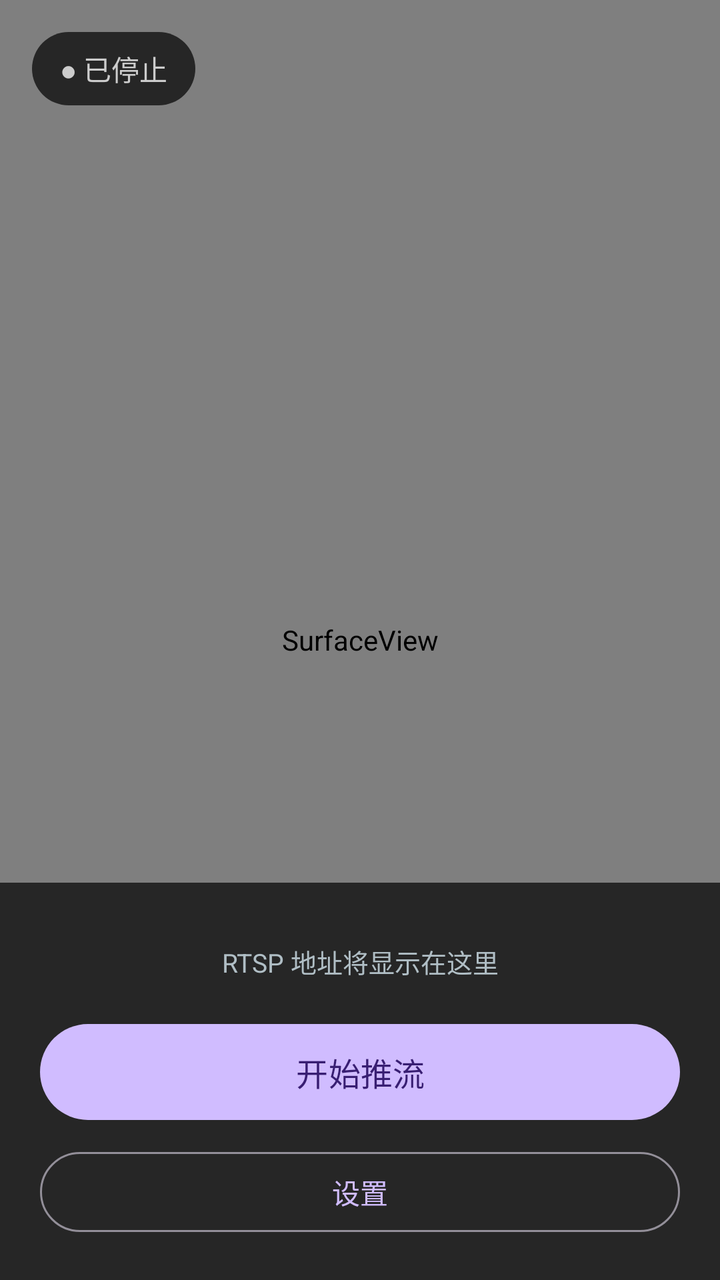
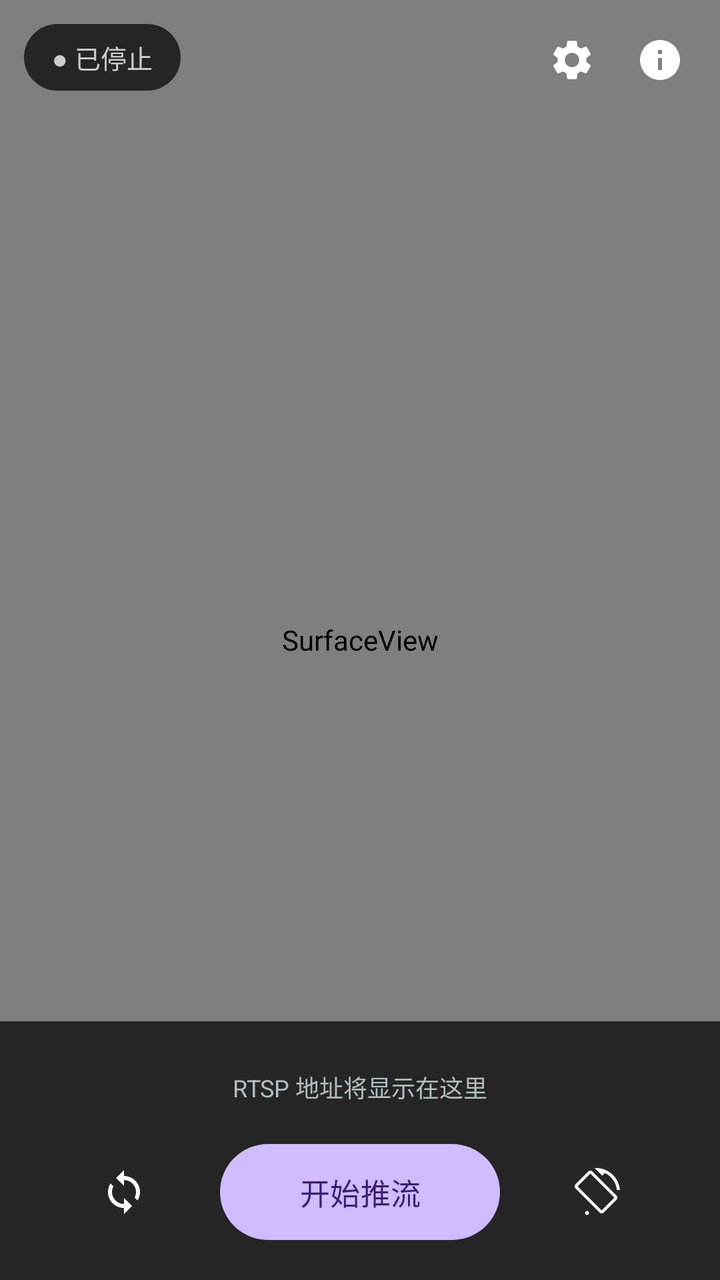

Screens rendered from an Android XML layout before and after an edit, with the pre-edit source and the edit as a unified diff.
<!-- AndroidManifest.xml: application theme Theme.IPCam -->
<!-- res/layout/activity_main.xml -->
<?xml version="1.0" encoding="utf-8"?>
<FrameLayout xmlns:android="http://schemas.android.com/apk/res/android"
    xmlns:app="http://schemas.android.com/apk/res-auto"
    android:layout_width="match_parent"
    android:layout_height="match_parent"
    android:background="#111111">

    <SurfaceView
        android:id="@+id/svPreview"
        android:layout_width="match_parent"
        android:layout_height="match_parent" />

    <TextView
        android:id="@+id/tvStatus"
        android:layout_width="wrap_content"
        android:layout_height="wrap_content"
        android:layout_gravity="top|start"
        android:layout_margin="16dp"
        android:background="@drawable/status_chip_bg"
        android:paddingStart="14dp"
        android:paddingEnd="14dp"
        android:paddingTop="8dp"
        android:paddingBottom="8dp"
        android:text="● 已停止"
        android:textColor="#CCCCCC"
        android:textSize="14sp" />

    <LinearLayout
        android:layout_width="match_parent"
        android:layout_height="wrap_content"
        android:layout_gravity="bottom"
        android:orientation="vertical"
        android:padding="20dp"
        android:background="#CC111111">

        <TextView
            android:id="@+id/tvUrl"
            android:layout_width="match_parent"
            android:layout_height="wrap_content"
            android:gravity="center"
            android:padding="10dp"
            android:text="RTSP 地址将显示在这里"
            android:textColor="#B0BEC5"
            android:textIsSelectable="true"
            android:textSize="13sp" />

        <com.google.android.material.button.MaterialButton
            android:id="@+id/btnToggle"
            android:layout_width="match_parent"
            android:layout_height="56dp"
            android:layout_marginTop="8dp"
            android:text="开始推流"
            android:textSize="16sp"
            app:cornerRadius="28dp" />

        <com.google.android.material.button.MaterialButton
            android:id="@+id/btnSettings"
            style="@style/Widget.Material3.Button.OutlinedButton"
            android:layout_width="match_parent"
            android:layout_height="wrap_content"
            android:layout_marginTop="8dp"
            android:text="设置" />
    </LinearLayout>
</FrameLayout>
<!-- resources referenced by this layout -->
<resources>
  <!-- drawable status_chip_bg (drawable) -->
  <?xml version="1.0" encoding="utf-8"?>
  <shape xmlns:android="http://schemas.android.com/apk/res/android"
      android:shape="rectangle">
      <solid android:color="#B3000000" />
      <corners android:radius="20dp" />
  </shape>
  <style name="Theme.IPCam" parent="Theme.Material3.Dark.NoActionBar" />
</resources>

<!-- the commit's change to res/layout/activity_main.xml (unified diff, before → after) -->
@@ -15,22 +15,48 @@
         android:layout_width="wrap_content"
         android:layout_height="wrap_content"
         android:layout_gravity="top|start"
-        android:layout_margin="16dp"
+        android:layout_margin="12dp"
         android:background="@drawable/status_chip_bg"
         android:paddingStart="14dp"
         android:paddingEnd="14dp"
-        android:paddingTop="8dp"
-        android:paddingBottom="8dp"
+        android:paddingTop="7dp"
+        android:paddingBottom="7dp"
         android:text="● 已停止"
         android:textColor="#CCCCCC"
-        android:textSize="14sp" />
+        android:textSize="13sp" />
+
+    <LinearLayout
+        android:layout_width="wrap_content"
+        android:layout_height="wrap_content"
+        android:layout_gravity="top|end"
+        android:layout_margin="8dp"
+        android:orientation="horizontal">
+
+        <ImageButton
+            android:id="@+id/btnSettings"
+            android:layout_width="44dp"
+            android:layout_height="44dp"
+            android:background="?attr/selectableItemBackgroundBorderless"
+            android:contentDescription="设置"
+            android:padding="11dp"
+            android:src="@drawable/ic_settings" />
+
+        <ImageButton
+            android:id="@+id/btnAbout"
+            android:layout_width="44dp"
+            android:layout_height="44dp"
+            android:background="?attr/selectableItemBackgroundBorderless"
+            android:contentDescription="关于"
+            android:padding="11dp"
+            android:src="@drawable/ic_info" />
+    </LinearLayout>
 
     <LinearLayout
         android:layout_width="match_parent"
         android:layout_height="wrap_content"
         android:layout_gravity="bottom"
         android:orientation="vertical"
-        android:padding="20dp"
+        android:padding="16dp"
         android:background="#CC111111">
 
         <TextView
@@ -38,27 +64,47 @@
             android:layout_width="match_parent"
             android:layout_height="wrap_content"
             android:gravity="center"
-            android:padding="10dp"
+            android:padding="8dp"
             android:text="RTSP 地址将显示在这里"
             android:textColor="#B0BEC5"
             android:textIsSelectable="true"
-            android:textSize="13sp" />
+            android:textSize="12sp" />
 
-        <com.google.android.material.button.MaterialButton
-            android:id="@+id/btnToggle"
-            android:layout_width="match_parent"
-            android:layout_height="56dp"
-            android:layout_marginTop="8dp"
-            android:text="开始推流"
-            android:textSize="16sp"
-            app:cornerRadius="28dp" />
-
-        <com.google.android.material.button.MaterialButton
-            android:id="@+id/btnSettings"
-            style="@style/Widget.Material3.Button.OutlinedButton"
+        <LinearLayout
             android:layout_width="match_parent"
             android:layout_height="wrap_content"
             android:layout_marginTop="8dp"
-            android:text="设置" />
+            android:gravity="center"
+            android:orientation="horizontal">
+
+            <ImageButton
+                android:id="@+id/btnSwitchCamera"
+                android:layout_width="56dp"
+                android:layout_height="56dp"
+                android:background="?attr/selectableItemBackgroundBorderless"
+                android:contentDescription="切换摄像头"
+                android:padding="16dp"
+                android:src="@drawable/ic_switch_camera" />
+
+            <com.google.android.material.button.MaterialButton
+                android:id="@+id/btnToggle"
+                android:layout_width="wrap_content"
+                android:layout_height="56dp"
+                android:layout_marginStart="20dp"
+                android:layout_marginEnd="20dp"
+                android:minWidth="140dp"
+                android:text="开始推流"
+                android:textSize="15sp"
+                app:cornerRadius="28dp" />
+
+            <ImageButton
+                android:id="@+id/btnRotate"
+                android:layout_width="56dp"
+                android:layout_height="56dp"
+                android:background="?attr/selectableItemBackgroundBorderless"
+                android:contentDescription="旋转输出方向"
+                android:padding="16dp"
+                android:src="@drawable/ic_rotate" />
+        </LinearLayout>
     </LinearLayout>
 </FrameLayout>
<!-- resource entries referenced after the edit -->
@@ -1,5 +1,45 @@
 <!-- resources referenced by this layout -->
 <resources>
+  <!-- drawable ic_info (drawable) -->
+  <vector xmlns:android="http://schemas.android.com/apk/res/android"
+      android:width="24dp"
+      android:height="24dp"
+      android:viewportWidth="24"
+      android:viewportHeight="24">
+      <path
+          android:fillColor="#FFFFFF"
+          android:pathData="M12,2C6.48,2 2,6.48 2,12s4.48,10 10,10 10,-4.48 10,-10S17.52,2 12,2zM13,17h-2v-6h2v6zM13,9h-2V7h2v2z" />
+  </vector>
+  <!-- drawable ic_rotate (drawable) -->
+  <vector xmlns:android="http://schemas.android.com/apk/res/android"
+      android:width="24dp"
+      android:height="24dp"
+      android:viewportWidth="24"
+      android:viewportHeight="24">
+      <path
+          android:fillColor="#FFFFFF"
+          android:pathData="M16.48,2.52c3.27,1.55 5.61,4.72 5.97,8.48h1.5C23.44,4.84 18.29,0 12,0l-0.66,0.03 3.81,3.81 1.33,-1.32zM10.23,1.75c-0.59,-0.59 -1.54,-0.59 -2.12,0L1.75,8.11c-0.59,0.59 -0.59,1.54 0,2.12l12.02,12.02c0.59,0.59 1.54,0.59 2.12,0l6.36,-6.36c0.59,-0.59 0.59,-1.54 0,-2.12L10.23,1.75zM14.83,21.19L2.81,9.17l6.36,-6.36 12.02,12.02 -6.36,6.36zM7.52,21.48c-0.55,0 -1,0.45 -1,1s0.45,1 1,1 1,-0.45 1,-1 -0.45,-1 -1,-1z" />
+  </vector>
+  <!-- drawable ic_settings (drawable) -->
+  <vector xmlns:android="http://schemas.android.com/apk/res/android"
+      android:width="24dp"
+      android:height="24dp"
+      android:viewportWidth="24"
+      android:viewportHeight="24">
+      <path
+          android:fillColor="#FFFFFF"
+          android:pathData="M19.14,12.94c0.04,-0.3 0.06,-0.61 0.06,-0.94c0,-0.32 -0.02,-0.64 -0.07,-0.94l2.03,-1.58c0.18,-0.14 0.23,-0.41 0.12,-0.61l-1.92,-3.32c-0.12,-0.22 -0.37,-0.29 -0.59,-0.22l-2.39,0.96c-0.5,-0.38 -1.03,-0.7 -1.62,-0.94L14.4,2.81c-0.04,-0.24 -0.24,-0.41 -0.48,-0.41h-3.84c-0.24,0 -0.43,0.17 -0.47,0.41L9.25,5.35C8.66,5.59 8.12,5.92 7.63,6.29L5.24,5.33c-0.22,-0.08 -0.47,0 -0.59,0.22L2.74,8.87C2.62,9.08 2.66,9.34 2.86,9.48l2.03,1.58C4.84,11.36 4.8,11.69 4.8,12s0.02,0.64 0.07,0.94l-2.03,1.58c-0.18,0.14 -0.23,0.41 -0.12,0.61l1.92,3.32c0.12,0.22 0.37,0.29 0.59,0.22l2.39,-0.96c0.5,0.38 1.03,0.7 1.62,0.94l0.36,2.54c0.05,0.24 0.24,0.41 0.48,0.41h3.84c0.24,0 0.44,-0.17 0.47,-0.41l0.36,-2.54c0.59,-0.24 1.13,-0.56 1.62,-0.94l2.39,0.96c0.22,0.08 0.47,0 0.59,-0.22l1.92,-3.32c0.12,-0.22 0.07,-0.47 -0.12,-0.61L19.14,12.94zM12,15.6c-1.98,0 -3.6,-1.62 -3.6,-3.6s1.62,-3.6 3.6,-3.6s3.6,1.62 3.6,3.6S13.98,15.6 12,15.6z" />
+  </vector>
+  <!-- drawable ic_switch_camera (drawable) -->
+  <vector xmlns:android="http://schemas.android.com/apk/res/android"
+      android:width="24dp"
+      android:height="24dp"
+      android:viewportWidth="24"
+      android:viewportHeight="24">
+      <path
+          android:fillColor="#FFFFFF"
+          android:pathData="M12,4V1L8,5l4,4V6c3.31,0 6,2.69 6,6 0,1.01 -0.25,1.97 -0.7,2.8l1.46,1.46C19.54,15.03 20,13.57 20,12c0,-4.42 -3.58,-8 -8,-8zM6,12c0,-1.01 0.25,-1.97 0.7,-2.8L5.24,7.74C4.46,8.97 4,10.43 4,12c0,4.42 3.58,8 8,8v3l4,-4 -4,-4v3c-3.31,0 -6,-2.69 -6,-6z" />
+  </vector>
   <!-- drawable status_chip_bg (drawable) -->
   <?xml version="1.0" encoding="utf-8"?>
   <shape xmlns:android="http://schemas.android.com/apk/res/android"
